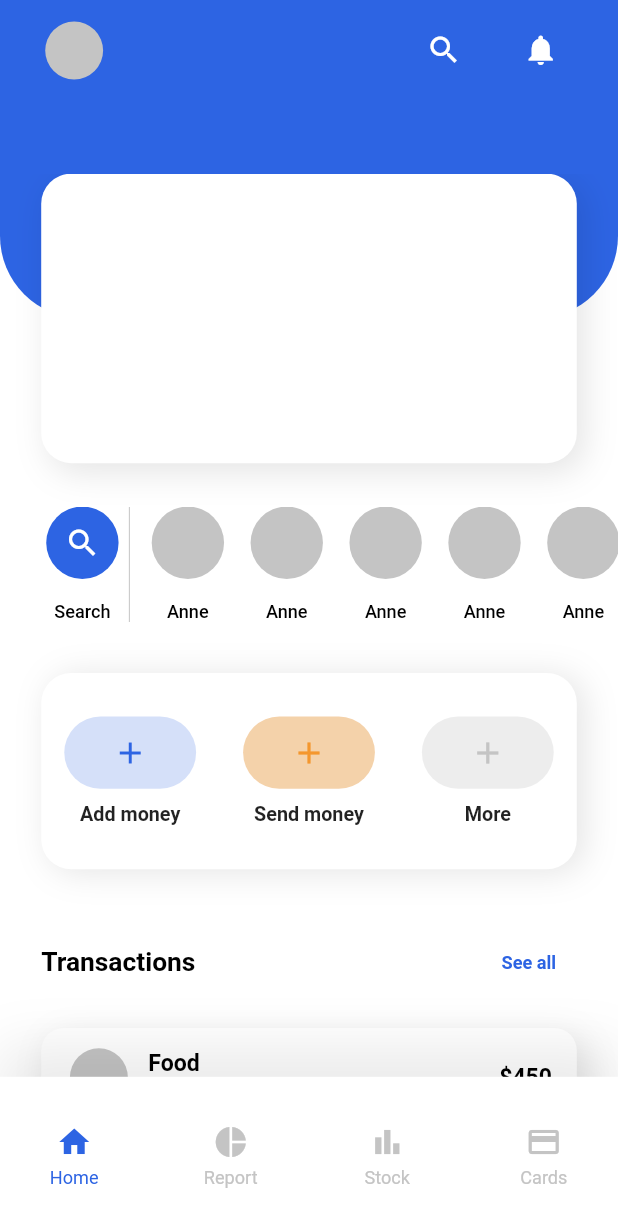
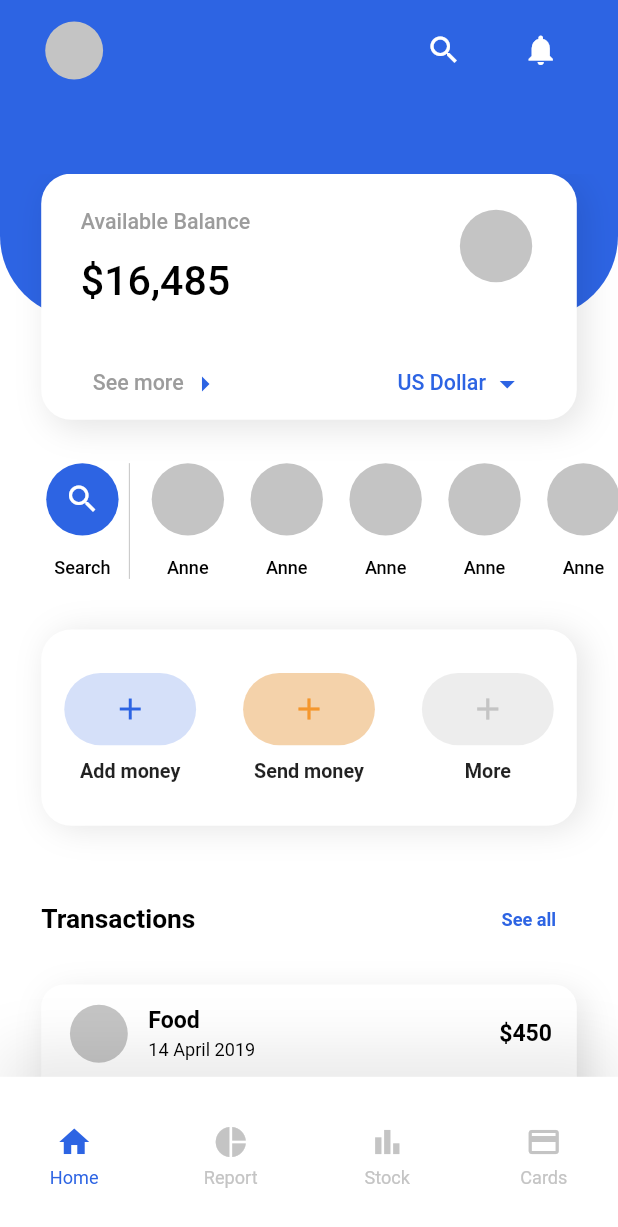
Before and after one commit to Donkelv/cribstock_test, a Flutter app: the screen it shows after launch, on a phone screen of 412 x 824 dp. Shown: the top 1227 px of the screen. Run offline on Flutter 3.47's test engine with Material 2 defaults, Android fonts, the phone set to English and light mode, and no system bars; our stand-ins replace flutter_screenutil.

Commit message:
feat: available balance ui design fixes

```diff
--- a/lib/data/constants/color_const.dart
+++ b/lib/data/constants/color_const.dart
@@ -4,3 +4,4 @@ const Color whiteColor = Color(0xffffffff);
 const Color blackColor = Colors.black;
 const Color greyColor = Color(0xffC4C4C4);
 const Color primaryColor = Color.fromARGB(255, 45, 100, 227);
+const Color greyTextColor = Color(0xFF9C9C9C);
--- a/lib/presentation/widget/balance_card_widget.dart
+++ b/lib/presentation/widget/balance_card_widget.dart
@@ -1,6 +1,6 @@
 import 'package:cribstock_test/data/constants/color_const.dart';
 import 'package:flutter/material.dart';
-import 'package:flutter/services.dart';
+
 import 'package:flutter_screenutil/flutter_screenutil.dart';
 
 
@@ -18,7 +18,7 @@ class BalanceCardWidget extends StatelessWidget {
     return Container(
       margin: EdgeInsets.symmetric(horizontal: 25.0.w),
       width: size.width,
-      height: 200.0.h,
+      height: 170.0.h,
       decoration: BoxDecoration(
         color: whiteColor,
         boxShadow: [
@@ -31,6 +31,92 @@ class BalanceCardWidget extends StatelessWidget {
         ],
         borderRadius: BorderRadius.circular(20.0),
       ),
+      child: Padding(
+        padding: EdgeInsets.only(left: 24.0.w, right: 24.0.w,   top: 25.0.h),
+        child: Column(
+          mainAxisAlignment: MainAxisAlignment.spaceBetween,
+          crossAxisAlignment: CrossAxisAlignment.start,
+          children: [
+            Row(
+              mainAxisAlignment: MainAxisAlignment.spaceBetween,
+              crossAxisAlignment: CrossAxisAlignment.start,
+              children: [
+                Column(
+                  mainAxisAlignment: MainAxisAlignment.start,
+                  crossAxisAlignment: CrossAxisAlignment.start,
+                  children: [
+                    Text("Available Balance", style: TextStyle(color: greyTextColor, fontWeight: FontWeight.w500, fontSize: 13.0.sp),),
+                    SizedBox(
+                      height: 15.0.h,
+                    ),
+                    Text(
+                      "\$16,485",
+                      style: TextStyle(
+                          color: blackColor,
+                          fontWeight: FontWeight.w500,
+                          fontSize: 25.0.sp),
+                    )
+                  ],
+                ),
+                Container(
+                  width: 50.0.w,
+                  height: 50.0.h,
+                  decoration: const BoxDecoration(
+                    color: greyColor,
+                    shape: BoxShape.circle,
+                  ),
+                )
+              ],
+            ),
+            Row(
+              mainAxisAlignment: MainAxisAlignment.spaceBetween,
+              crossAxisAlignment: CrossAxisAlignment.center,
+              children: [
+                TextButton(
+                  onPressed: (){},
+                  child: Row(
+                    children: [
+                      Text(
+                        "See more",
+                        style: TextStyle(
+                            color: greyTextColor,
+                            fontWeight: FontWeight.w500,
+                            fontSize: 13.0.sp),
+                      ),
+                      SizedBox(
+                        width: 2.0.w,
+                      ),
+                      const Icon(Icons.arrow_right,color: primaryColor,)
+                    ],
+                  ),
+                ),
+                TextButton(
+                  onPressed: (){
+
+                  },
+                  child: Row(
+                    children: [
+                      Text(
+                        "US Dollar",
+                        style: TextStyle(
+                            color: primaryColor,
+                            fontWeight: FontWeight.w500,
+                            fontSize: 13.0.sp),
+                      ),
+                      SizedBox(
+                        width: 2.0.w,
+                      ),
+                      const Icon(Icons.arrow_drop_down, color: primaryColor,)
+                    ],
+                  ),
+                ),
+              ],
+            ),
+
+          ],
+        ),
+
+      ),
     );
   }
 }
--- a/lib/presentation/widget/money_management_widget.dart
+++ b/lib/presentation/widget/money_management_widget.dart
@@ -1,7 +1,7 @@
 import 'package:cribstock_test/data/constants/color_const.dart';
 
 import 'package:flutter/material.dart';
-import 'package:flutter/services.dart';
+
 import 'package:flutter_screenutil/flutter_screenutil.dart';
 
 
--- a/lib/presentation/widget/people_list_widget.dart
+++ b/lib/presentation/widget/people_list_widget.dart
@@ -1,6 +1,6 @@
 import 'package:cribstock_test/data/constants/color_const.dart';
 import 'package:flutter/material.dart';
-import 'package:flutter/services.dart';
+
 import 'package:flutter_screenutil/flutter_screenutil.dart';
 
 
```
